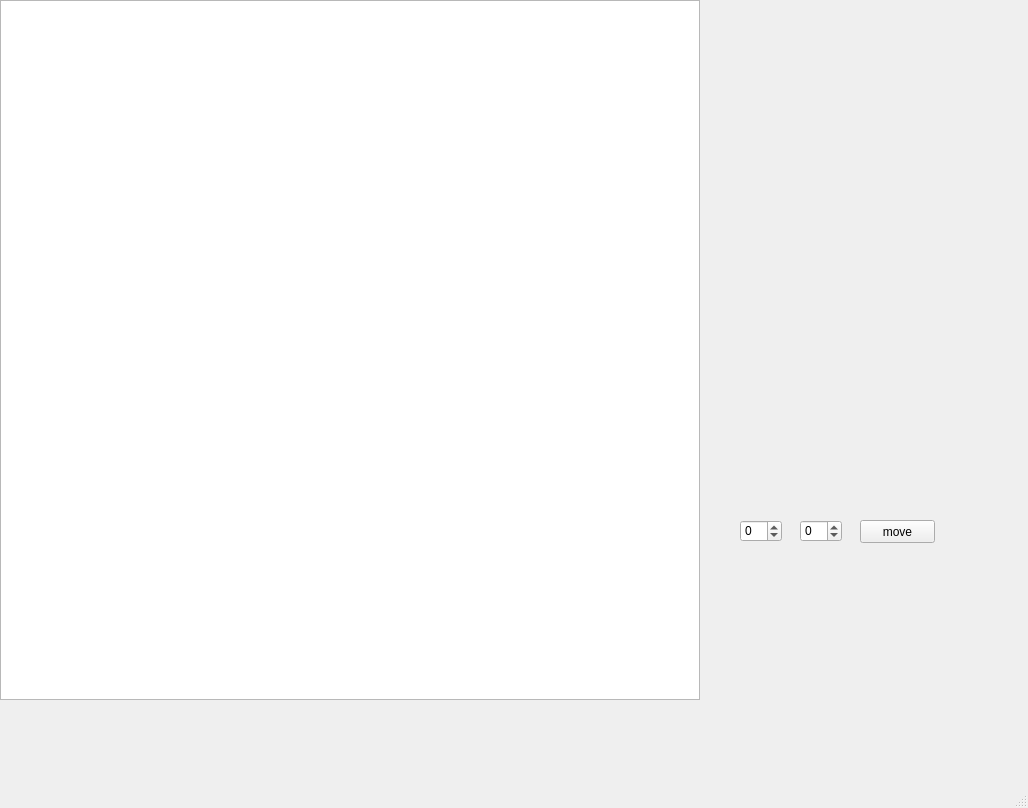
david-shmailov/Distributed_Drone_Project, file GUI/gui_frontend.ui: the form before one commit.
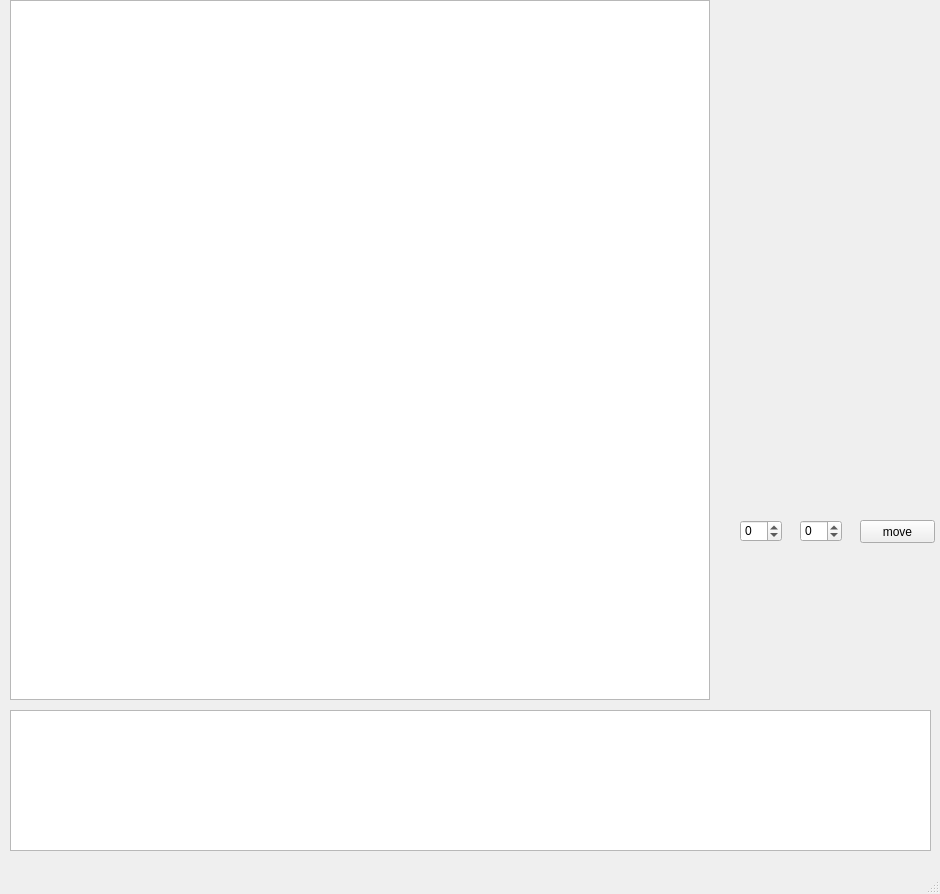
The form after the commit.

```diff
--- a/GUI/gui_frontend.ui
+++ b/GUI/gui_frontend.ui
@@ -6,8 +6,8 @@
    <rect>
     <x>0</x>
     <y>0</y>
-    <width>1028</width>
-    <height>808</height>
+    <width>940</width>
+    <height>894</height>
    </rect>
   </property>
   <property name="windowTitle">
@@ -62,13 +62,26 @@
    <widget class="QGraphicsView" name="graphicsView">
     <property name="geometry">
      <rect>
-      <x>0</x>
+      <x>10</x>
       <y>0</y>
       <width>700</width>
       <height>700</height>
      </rect>
     </property>
    </widget>
+   <widget class="QTextEdit" name="console">
+    <property name="geometry">
+     <rect>
+      <x>10</x>
+      <y>710</y>
+      <width>921</width>
+      <height>141</height>
+     </rect>
+    </property>
+    <property name="readOnly">
+     <bool>true</bool>
+    </property>
+   </widget>
   </widget>
   <widget class="QMenuBar" name="menubar">
    <property name="geometry">
```
Left out of the diff: 2 changed lines with no effect on the pictures.
